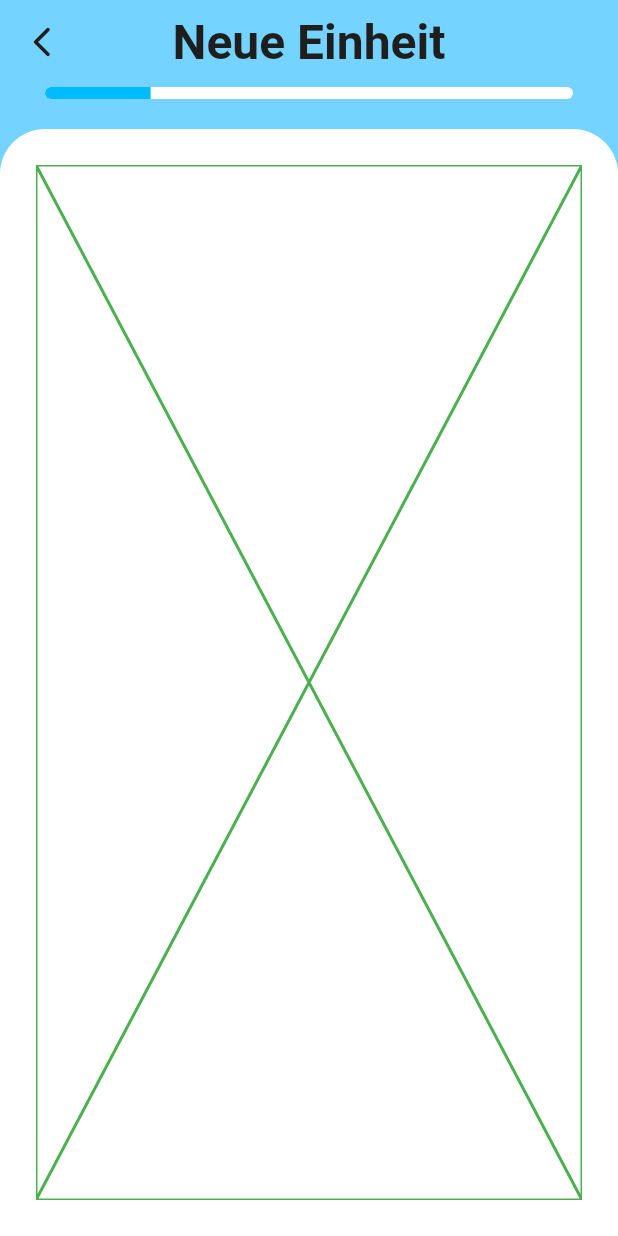
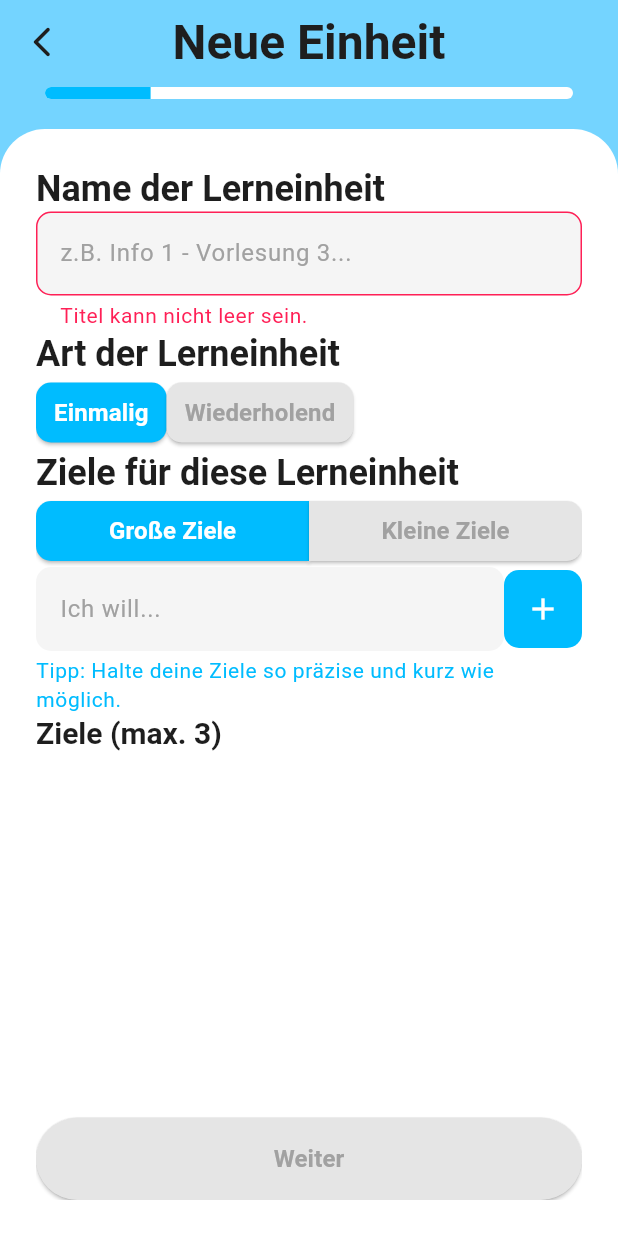
Before and after one commit to selbstlernen-app/selbstlernen-app, a Flutter app: the AddSessionScreen widget shown alone on an empty page, opened directly, on a phone screen of 412 x 824 dp. Run offline on Flutter 3.47's test engine with Material 3 defaults, Android fonts, the phone set to English and light mode, and no system bars; drawn by our look-alikes of auto_size_text; our stand-ins replace drift, flutter_riverpod, freezed_annotation, riverpod_annotation; accounts and stored records are empty; generated files the repository leaves out were written again; Roboto replaces fonts that are missing (Urbanist).

Commit message:
✨ Adds a first page for setting up basic info

```diff
--- /dev/null
+++ b/lib/common_widgets/custom_button.dart
@@ -0,0 +1,70 @@
+import 'package:auto_size_text/auto_size_text.dart';
+import 'package:flutter/material.dart';
+import 'package:srl_app/core/utils/build_context_extensions.dart';
+
+/// Main button used on all pages customized to fit different stylings
+class CustomButton extends StatelessWidget {
+  const CustomButton({
+    super.key,
+    required this.onPressed,
+    required this.label,
+    this.isActive = true,
+    this.verticalPadding,
+    this.borderRadius,
+    this.borderLeft,
+    this.borderRight,
+  });
+
+  final VoidCallback onPressed;
+  final String label;
+  final bool isActive;
+  final double? verticalPadding;
+  final double? borderRadius;
+  final bool? borderLeft;
+  final bool? borderRight;
+
+  BorderRadius _switchRadius() {
+    if (borderLeft == true) {
+      return const BorderRadius.only(
+        bottomLeft: Radius.circular(10.0),
+        topLeft: Radius.circular(10.0),
+      );
+    }
+    if (borderRight == true) {
+      return const BorderRadius.only(
+        topRight: Radius.circular(10.0),
+        bottomRight: Radius.circular(10.0),
+      );
+    }
+    return BorderRadius.circular(borderRadius ?? 30.0);
+  }
+
+  @override
+  Widget build(BuildContext context) {
+    Color activeColor = context.colorScheme.primary;
+    Color activeAccentColor = context.colorScheme.onPrimary;
+    Color inactiveColor = context.colorScheme.tertiaryContainer;
+    Color inactiveAccentColor = context.colorScheme.onTertiary;
+
+    return ElevatedButton(
+      style: ElevatedButton.styleFrom(
+        backgroundColor: isActive ? activeColor : inactiveColor,
+        shape: RoundedRectangleBorder(borderRadius: _switchRadius()),
+        padding: EdgeInsets.symmetric(
+          vertical: verticalPadding ?? 16.0,
+          horizontal: 12,
+        ),
+      ),
+
+      onPressed: onPressed,
+      child: AutoSizeText(
+        label,
+        style: TextStyle(
+          fontSize: 16,
+          fontWeight: FontWeight.w700,
+          color: isActive ? activeAccentColor : inactiveAccentColor,
+        ),
+      ),
+    );
+  }
+}
--- /dev/null
+++ b/lib/common_widgets/custom_text_field.dart
@@ -0,0 +1,49 @@
+import 'package:flutter/material.dart';
+import 'package:srl_app/core/utils/build_context_extensions.dart';
+
+/// Text field used on multiple pages and screens
+class CustomTextField extends StatelessWidget {
+  const CustomTextField({
+    super.key,
+    required this.controller,
+    this.hintText,
+    this.errorText,
+    this.onChanged,
+    this.onSubmitted,
+    this.onTap,
+    this.readOnly,
+  });
+
+  final TextEditingController controller;
+  final String? hintText;
+  final String? errorText;
+  final Function? onChanged;
+  final Function? onSubmitted;
+  final Function? onTap;
+  final bool? readOnly;
+
+  @override
+  Widget build(BuildContext context) {
+    return TextField(
+      onChanged: (String value) => onChanged?.call(value),
+      onSubmitted: (String value) => onSubmitted?.call(value),
+      onTap: () => onTap?.call(),
+      controller: controller,
+      textInputAction: TextInputAction.go,
+      readOnly: readOnly ?? false,
+      decoration: InputDecoration(
+        filled: true,
+        fillColor: context.colorScheme.tertiary,
+        border: OutlineInputBorder(borderRadius: BorderRadius.circular(10)),
+        enabledBorder: OutlineInputBorder(
+          borderRadius: BorderRadius.circular(10),
+          borderSide: BorderSide.none,
+        ),
+        errorText: errorText,
+        errorMaxLines: 2,
+        hintText: hintText,
+        hintStyle: TextStyle(color: context.colorScheme.onTertiary),
+      ),
+    );
+  }
+}
--- /dev/null
+++ b/lib/core/utils/date_time_utils.dart
@@ -0,0 +1,5 @@
+class DateTimeUtils {
+  static String dateTimeToString({required DateTime date}) {
+    return "${date.day}.${date.month}.${date.year}";
+  }
+}
--- a/lib/presentation/screens/add_session/add_session_screen.dart
+++ b/lib/presentation/screens/add_session/add_session_screen.dart
@@ -2,6 +2,7 @@ import 'package:flutter/material.dart';
 import 'package:srl_app/common_widgets/main_layout.dart';
 import 'package:srl_app/core/utils/build_context_extensions.dart';
 import 'package:srl_app/main_navigation.dart';
+import 'package:srl_app/presentation/screens/add_session/pages/start_info_page.dart';
 
 class AddSessionScreen extends StatefulWidget {
   const AddSessionScreen({super.key});
@@ -76,7 +77,7 @@ class _AddSessionScreenState extends State<AddSessionScreen> {
         controller: _pageController,
         physics: const NeverScrollableScrollPhysics(),
         children: <Widget>[
-          const Placeholder(color: Colors.green),
+          StartInfoPage(navigateForward: _navigateForward),
           const Placeholder(color: Colors.red),
           const Placeholder(color: Colors.blue),
           const Placeholder(color: Colors.yellow),
--- /dev/null
+++ b/lib/presentation/screens/add_session/pages/start_info_page.dart
@@ -0,0 +1,207 @@
+import 'package:flutter/material.dart';
+import 'package:flutter_riverpod/flutter_riverpod.dart';
+import 'package:srl_app/common_widgets/custom_button.dart';
+import 'package:srl_app/common_widgets/custom_text_field.dart';
+import 'package:srl_app/core/utils/build_context_extensions.dart';
+import 'package:srl_app/domain/models/goal_model.dart';
+import 'package:srl_app/domain/models/task_model.dart';
+import 'package:srl_app/presentation/screens/add_session/widgets/date_input_fields.dart';
+import 'package:srl_app/presentation/screens/add_session/widgets/input_list.dart';
+import 'package:srl_app/presentation/view_models/add_session/add_session_state.dart';
+import 'package:srl_app/presentation/view_models/add_session/add_session_view_model.dart';
+import 'package:uuid/uuid.dart';
+
+class StartInfoPage extends ConsumerStatefulWidget {
+  const StartInfoPage({super.key, required this.navigateForward});
+  final VoidCallback navigateForward;
+
+  @override
+  ConsumerState<StartInfoPage> createState() => _StartInfoPageState();
+}
+
+class _StartInfoPageState extends ConsumerState<StartInfoPage> {
+  late TextEditingController _titleController;
+  late TextEditingController _bigGoalController;
+  late TextEditingController _smallGoalController;
+  final ScrollController _scrollController = ScrollController();
+  final Uuid uuid = Uuid();
+
+  @override
+  void initState() {
+    super.initState();
+    _titleController = TextEditingController(
+      text: ref.read(addSessionViewModelProvider).title,
+    );
+    _bigGoalController = TextEditingController();
+    _smallGoalController = TextEditingController();
+  }
+
+  @override
+  void dispose() {
+    _titleController.dispose();
+    _bigGoalController.dispose();
+    _smallGoalController.dispose();
+    _scrollController.dispose();
+    super.dispose();
+  }
+
+  void _scrollDown() {
+    WidgetsBinding.instance.addPostFrameCallback((_) {
+      _scrollController.animateTo(
+        _scrollController.position.maxScrollExtent,
+        duration: const Duration(milliseconds: 300),
+        curve: Curves.easeOut,
+      );
+    });
+  }
+
+  void _handleAddGoal() {
+    final String text = _bigGoalController.text.trim();
+    if (text.isEmpty) return;
+
+    ref
+        .read(addSessionViewModelProvider.notifier)
+        // Temporary goalId
+        .addGoal(GoalModel(title: text, isCompleted: false, id: uuid.v4()));
+
+    _bigGoalController.clear();
+    _scrollDown();
+  }
+
+  void _handleAddTask() {
+    final String text = _smallGoalController.text.trim();
+    if (text.isEmpty) return;
+
+    ref
+        .read(addSessionViewModelProvider.notifier)
+        // Temporary taskId
+        .addTask(TaskModel(title: text, isCompleted: false, id: uuid.v4()));
+
+    _smallGoalController.clear();
+    _scrollDown();
+  }
+
+  @override
+  Widget build(BuildContext context) {
+    final AddSessionState state = ref.watch(addSessionViewModelProvider);
+    return Column(
+      children: <Widget>[
+        Expanded(
+          child: SingleChildScrollView(
+            controller: _scrollController,
+            child: Column(
+              crossAxisAlignment: CrossAxisAlignment.start,
+              children: <Widget>[
+                // Title
+                Text(
+                  "Name der Lerneinheit",
+                  style: context.textTheme.headlineMedium,
+                ),
+                CustomTextField(
+                  onChanged: ref
+                      .read(addSessionViewModelProvider.notifier)
+                      .setTitle,
+                  controller: _titleController,
+                  hintText: "z.B. Info 1 - Vorlesung 3...",
+                  errorText: ref
+                      .read(addSessionViewModelProvider.notifier)
+                      .validateTitle(),
+                ),
+
+                // Date and days
+                Text(
+                  "Art der Lerneinheit",
+                  style: context.textTheme.headlineMedium,
+                ),
+                Row(
+                  children: <Widget>[
+                    CustomButton(
+                      onPressed: () => ref
+                          .read(addSessionViewModelProvider.notifier)
+                          .setIsRepeating(false),
+                      isActive: !state.isRepeating,
+                      borderRadius: 10.0,
+                      verticalPadding: 8.0,
+                      label: "Einmalig",
+                    ),
+                    CustomButton(
+                      isActive: state.isRepeating,
+                      onPressed: () => ref
+                          .read(addSessionViewModelProvider.notifier)
+                          .setIsRepeating(true),
+                      borderRadius: 10.0,
+                      verticalPadding: 8.0,
+                      label: "Wiederholend",
+                    ),
+                  ],
+                ),
+                if (state.isRepeating) const DateInputFields(),
+
+                // Big/small goals
+                Text(
+                  "Ziele für diese Lerneinheit",
+                  style: context.textTheme.headlineMedium,
+                ),
+                Row(
+                  mainAxisAlignment: MainAxisAlignment.center,
+                  crossAxisAlignment: CrossAxisAlignment.center,
+                  children: <Widget>[
+                    Expanded(
+                      child: CustomButton(
+                        onPressed: () => ref
+                            .read(addSessionViewModelProvider.notifier)
+                            .setBigGoals(true),
+                        label: "Große Ziele",
+                        isActive: state.setBigGoals,
+                        borderLeft: true,
+                        verticalPadding: 8.0,
+                      ),
+                    ),
+                    Expanded(
+                      child: CustomButton(
+                        onPressed: () => ref
+                            .read(addSessionViewModelProvider.notifier)
+                            .setBigGoals(false),
+                        label: "Kleine Ziele",
+                        isActive: !state.setBigGoals,
+                        borderRight: true,
+                        verticalPadding: 8.0,
+                      ),
+                    ),
+                  ],
+                ),
+
+                // Goal input fields
+                InputList(
+                  controller: state.setBigGoals
+                      ? _bigGoalController
+                      : _smallGoalController,
+                  onEnter: state.setBigGoals ? _handleAddGoal : _handleAddTask,
+                  isBigGoal: state.setBigGoals,
+                  items: state.setBigGoals ? state.goals : state.tasks,
+                  toolTip: state.setBigGoals
+                      ? "Tipp: Halte deine Ziele so präzise und kurz wie möglich."
+                      : "Du kannst kleinere Ziele später gruppieren.",
+                ),
+              ],
+            ),
+          ),
+        ),
+
+        SizedBox(
+          width: MediaQuery.sizeOf(context).width,
+          child: CustomButton(
+            label: "Weiter",
+            isActive: ref
+                .read(addSessionViewModelProvider.notifier)
+                .canSubmit(),
+            onPressed: () =>
+                ref.read(addSessionViewModelProvider.notifier).canSubmit()
+                ? widget.navigateForward()
+                : null,
+          ),
+        ),
+      ],
+    );
+  }
+}
--- /dev/null
+++ b/lib/presentation/screens/add_session/widgets/input_list.dart
@@ -0,0 +1,94 @@
+import 'package:flutter/material.dart';
+import 'package:srl_app/common_widgets/custom_item_tile.dart';
+import 'package:srl_app/common_widgets/custom_text_field.dart';
+import 'package:srl_app/core/utils/build_context_extensions.dart';
+import 'package:srl_app/domain/models/goal_model.dart';
+import 'package:srl_app/domain/models/task_model.dart';
+
+class InputList<T> extends StatelessWidget {
+  const InputList({
+    super.key,
+    required this.controller,
+    required this.onEnter,
+    required this.isBigGoal,
+    required this.items,
+    this.toolTip,
+    this.errorText,
+  });
+
+  final TextEditingController controller;
+  final VoidCallback onEnter;
+  final bool isBigGoal;
+  final List<T> items;
+  final String? toolTip;
+  final String? errorText;
+
+  @override
+  Widget build(BuildContext context) {
+    return Column(
+      crossAxisAlignment: CrossAxisAlignment.start,
+      children: <Widget>[
+        _buildInputRow(context),
+        if (toolTip?.isNotEmpty ?? false) _buildTooltip(context),
+        _buildHeader(context),
+        ..._buildItemsList(),
+      ],
+    );
+  }
+
+  Widget _buildInputRow(BuildContext context) {
+    return Row(
+      crossAxisAlignment: CrossAxisAlignment.center,
+      children: <Widget>[
+        Expanded(
+          child: CustomTextField(
+            onSubmitted: (_) => onEnter(),
+            controller: controller,
+            hintText: "Ich will...",
+            errorText: errorText,
+          ),
+        ),
+        IconButton(
+          icon: const Icon(Icons.add),
+          onPressed: onEnter,
+          style: IconButton.styleFrom(
+            padding: const EdgeInsets.all(14),
+            foregroundColor: context.colorScheme.onPrimary,
+            backgroundColor: context.colorScheme.primary,
+            shape: RoundedRectangleBorder(
+              borderRadius: BorderRadius.circular(10),
+            ),
+          ),
+        ),
+      ],
+    );
+  }
+
+  Widget _buildTooltip(BuildContext context) {
+    return Padding(
+      padding: const EdgeInsets.only(top: 4.0),
+      child: Text(
+        toolTip!,
+        style: context.textTheme.bodySmall?.copyWith(
+          color: context.colorScheme.primary,
+        ),
+      ),
+    );
+  }
+
+  Widget _buildHeader(BuildContext context) {
+    return Text(
+      isBigGoal ? "Ziele (max. 3)" : "Kleine Ziele (max. 10)",
+      style: context.textTheme.headlineSmall,
+    );
+  }
+
+  List<Widget> _buildItemsList() {
+    return items.map((T item) {
+      final String title = item is TaskModel
+          ? item.title
+          : (item as GoalModel).title;
+      return CustomItemTile(isLargeGoal: isBigGoal, text: title);
+    }).toList();
+  }
+}
--- a/lib/presentation/view_models/add_session/add_session_view_model.dart
+++ b/lib/presentation/view_models/add_session/add_session_view_model.dart
@@ -26,7 +26,7 @@ class AddSessionViewModel extends _$AddSessionViewModel {
     state = state.copyWith(isRepeating: isRepeating);
   }
 
-  void setSetBigGoals(bool setBigGoals) {
+  void setBigGoals(bool setBigGoals) {
     state = state.copyWith(setBigGoals: setBigGoals);
   }
 
@@ -129,23 +129,23 @@ class AddSessionViewModel extends _$AddSessionViewModel {
   // Validation
   String? validateTitle() {
     if (state.title.trim().isEmpty) {
-      return 'Titel kann nicht leer sein';
+      return 'Titel kann nicht leer sein.';
     }
     if (state.title.length < 3) {
-      return 'Titel muss mind. 3 Charaktere lang sein';
+      return 'Titel muss mind. 3 Charaktere lang sein.';
     }
     return null;
   }
 
   String? validateDates() {
     if (state.isRepeating && state.startDate == null) {
-      return 'Startdatum muss gegeben sein';
+      return 'Startdatum muss gegeben sein.';
     }
     if (state.isRepeating && state.endDate == null) {
-      return 'Enddatum muss gegeben sein';
+      return 'Enddatum muss gegeben sein.';
     }
     if (state.endDate != null && state.endDate!.isBefore(state.startDate!)) {
-      return 'Enddatum kann nicht kleiner als Startdatum sein';
+      return 'Enddatum kann nicht kleiner als Startdatum sein.';
     }
     return null;
   }
--- a/pubspec.yaml
+++ b/pubspec.yaml
@@ -46,6 +46,7 @@ dependencies:
   # Riverpod
   flutter_riverpod: ^3.0.3
   riverpod_annotation: ^3.0.3
+  auto_size_text: ^3.0.0
 
 dev_dependencies:
   flutter_test:
```
Also changed, not shown: lib/common_widgets/custom_item_tile.dart (added, +41 -0 lines), lib/presentation/screens/add_session/widgets/date_input_fields.dart (added, +139 -0 lines), pubspec.lock.
